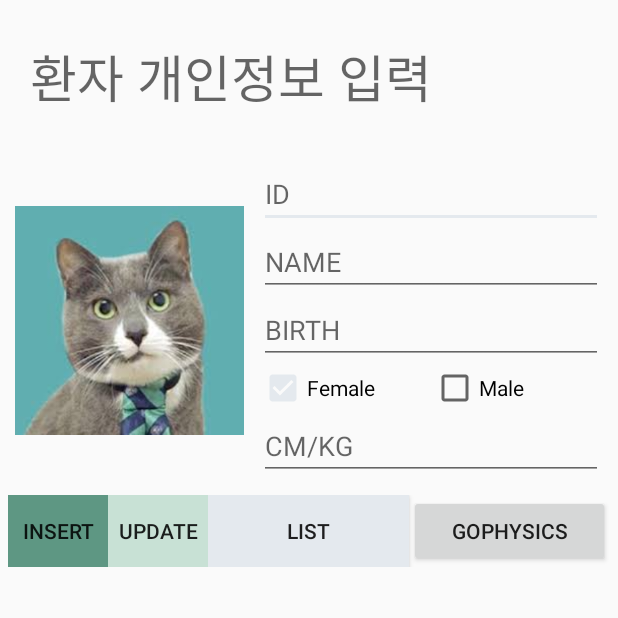
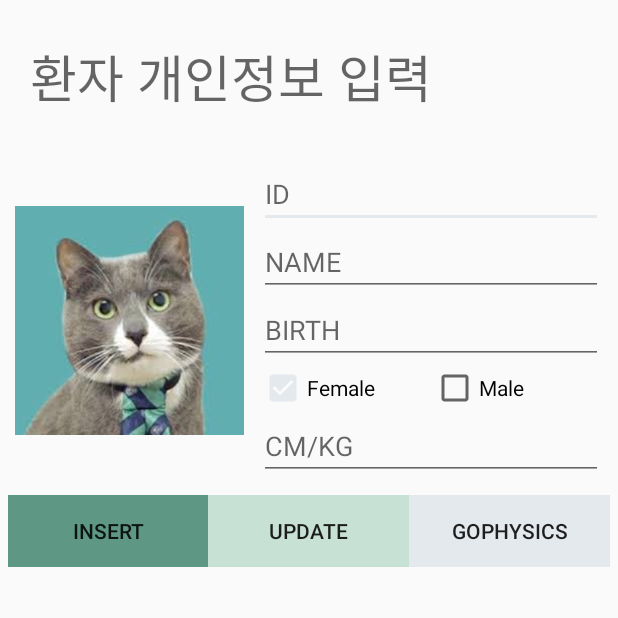
Before and after one commit to heidi618/ohyes_android, an Android app: the MainActivity screen opened directly, with no data from a screen before it, after a tap on "Female", on a phone screen of 412 x 824 dp, the top half of it. Run offline under Robolectric (Android 15) with nearby library versions, the phone set to English and light mode, and no system bars; our stand-ins replace Firebase (no records; nobody signed in at launch, a user with empty details on screens opened directly).

Commit message:
UI 살짝 수정

```diff
--- a/app/src/main/java/com/example/mywifi_demo/Activity/ListActivity.java
+++ b/app/src/main/java/com/example/mywifi_demo/Activity/ListActivity.java
@@ -20,8 +20,6 @@ public class ListActivity extends AppCompatActivity {
         button1.setOnClickListener(new View.OnClickListener() {
             @Override
             public void onClick(View v) {
-
-
                 Intent intent = new Intent();
                 setResult(Activity.RESULT_OK, intent);
                 finish();
--- a/app/src/main/java/com/example/mywifi_demo/Activity/MainActivity.java
+++ b/app/src/main/java/com/example/mywifi_demo/Activity/MainActivity.java
@@ -42,7 +42,7 @@ public class MainActivity extends AppCompatActivity implements View.OnClickListe
 //    private ListView listView;
 //    private ArrayAdapter<String> adapter;
 
-    Button btn_Update;
+    Button btn_list;
     Button btn_Insert;
     EditText edit_id;
     EditText edit_name;
@@ -93,8 +93,8 @@ public class MainActivity extends AppCompatActivity implements View.OnClickListe
         imageview = (ImageView) findViewById(R.id.imageView);
         btn_Insert = (Button) findViewById(R.id.btn_insert);
         btn_Insert.setOnClickListener(this);
-        btn_Update = (Button) findViewById(R.id.btn_update);
-        btn_Update.setOnClickListener(this);
+ //       btn_Update = (Button) findViewById(R.id.btn_update);
+ //       btn_Update.setOnClickListener(this);
         edit_id = (EditText) findViewById(R.id.edit_id);
         edit_name = (EditText) findViewById(R.id.edit_name);
         edit_birth = (EditText) findViewById(R.id.edit_birth);
@@ -134,7 +134,7 @@ public class MainActivity extends AppCompatActivity implements View.OnClickListe
         check_Female.setChecked(false);
         edit_cmkg.setText("");
         btn_Insert.setEnabled(true);
-        btn_Update.setEnabled(false);
+ //       btn_Update.setEnabled(false);
     }
 
     public boolean IsExistID() {
@@ -185,7 +185,7 @@ public class MainActivity extends AppCompatActivity implements View.OnClickListe
                 edit_id.setCursorVisible(true);
                 break;
 
-            case R.id.btn_update:
+ /*           case R.id.btn_list:
                 id = edit_id.getText().toString();
                 name = edit_name.getText().toString();
                 birth = Long.parseLong(edit_birth.getText().toString());
@@ -196,7 +196,7 @@ public class MainActivity extends AppCompatActivity implements View.OnClickListe
                 edit_id.setEnabled(true);
                 edit_id.requestFocus();
                 edit_id.setCursorVisible(true);
-                break;
+                break;*/
 
             case R.id.check_female:
                 check_Male.setChecked(false);
--- a/app/src/main/res/layout/activity_list.xml
+++ b/app/src/main/res/layout/activity_list.xml
@@ -134,7 +134,8 @@
             android:layout_width="wrap_content"
             android:layout_height="wrap_content"
             android:layout_weight="1"
-            android:text="수정확인" />
+            android:text="수정확인"
+            android:textSize="18sp" />
 
     </LinearLayout>
 
--- a/app/src/main/res/layout/activity_main.xml
+++ b/app/src/main/res/layout/activity_main.xml
@@ -125,33 +125,25 @@
             android:layout_width="0dp"
             android:layout_height="wrap_content"
             android:layout_gravity="left"
-            android:layout_weight="0.5"
-
+            android:layout_weight="1"
             android:background="@color/dark"
             android:text="INSERT" />
-
-        <Button
-            android:id="@+id/btn_update"
-            android:layout_width="0dp"
-            android:layout_height="wrap_content"
-            android:layout_gravity="right"
-            android:layout_weight="0.5"
-            android:background="@color/color_default"
-            android:text="UPDATE" />
 
         <Button
             android:id="@+id/btn_list"
             android:layout_width="0dp"
             android:layout_height="wrap_content"
             android:layout_weight="1"
-            android:background="@color/light"
-            android:text="LIST" />
+            android:background="@color/color_default"
+            android:text="UPDATE" />
 
         <Button
             android:id="@+id/btn_gophysic"
             android:layout_width="0dp"
             android:layout_height="wrap_content"
             android:layout_weight="1"
+            android:layout_gravity="right"
+            android:background="@color/light"
             android:text="goPhysics" />
     </LinearLayout>
 
```
